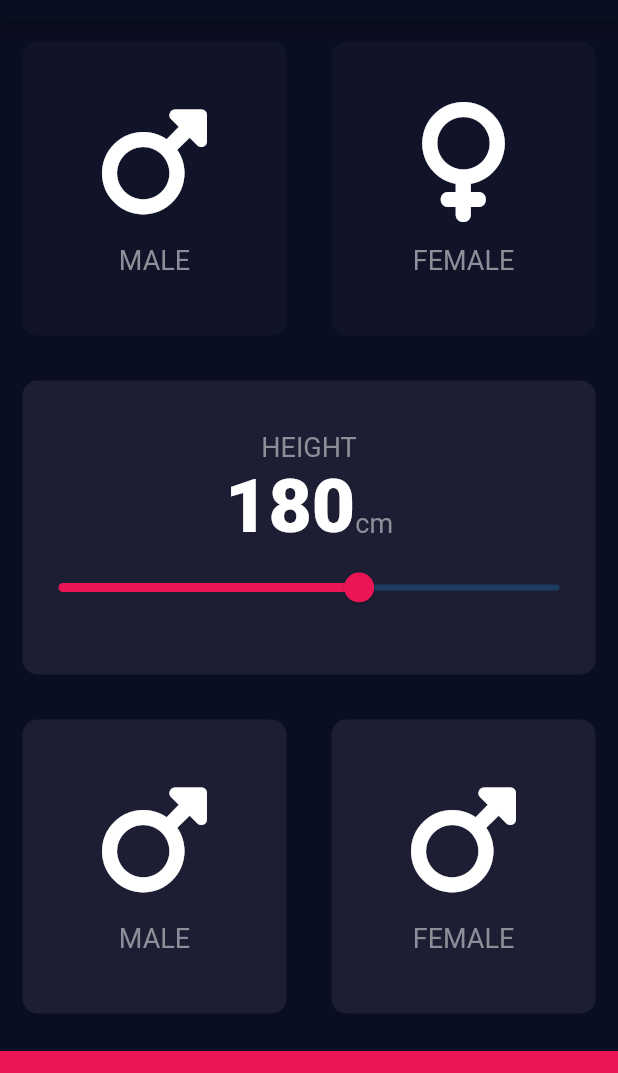
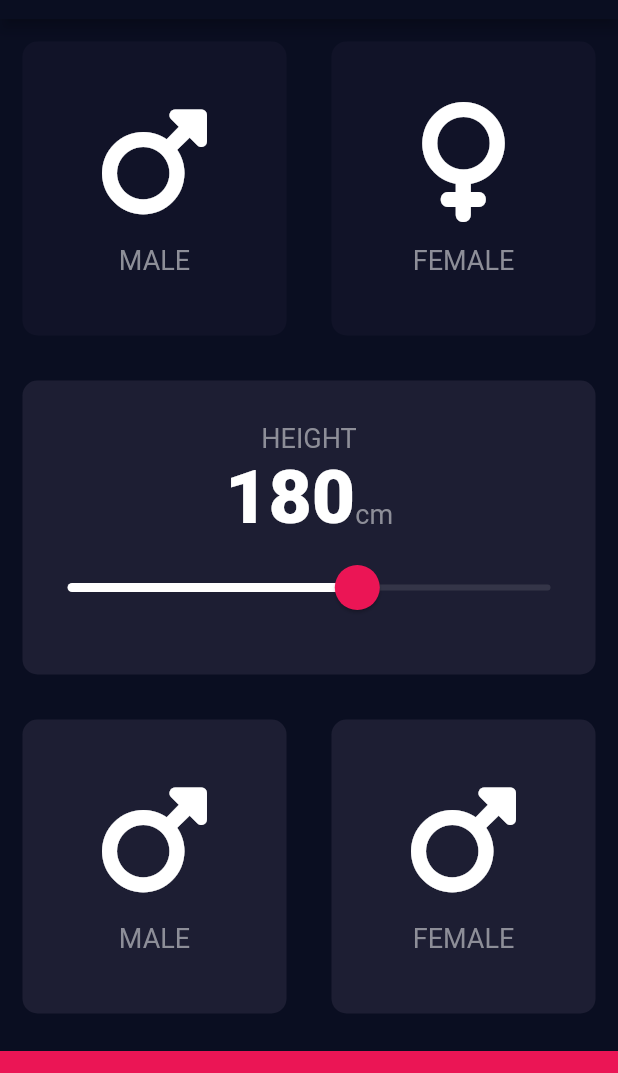
Before and after one commit to sinh3008/lab_07_bmi_caculator, a Flutter app: the screen it shows after launch, on a phone screen of 412 x 824 dp, the part 65-1138 px from its top. Run offline on Flutter 3.47's test engine with Material 2 defaults, Android fonts, the phone set to English and light mode, and no system bars; our stand-ins replace font_awesome_flutter.

Commit message:
widget slider tuy chinh

```diff
--- a/lib/screen/input_screen.dart
+++ b/lib/screen/input_screen.dart
@@ -88,16 +88,25 @@ class _InputPageState extends State<InputPage> {
                       ),
                     ],
                   ),
-                  Slider(
+                  SliderTheme(
+                    data: SliderTheme.of(context).copyWith(
+                      activeTrackColor: Colors.white,
+                      thumbColor: Color(0XFFEB1555),
+                      inactiveTrackColor: Colors.white10,
+                      overlayColor: Color(0X29EB1555),
+                      thumbShape: RoundSliderThumbShape(enabledThumbRadius: 15),
+                      overlayShape: RoundSliderOverlayShape(overlayRadius: 30),
+                    ),
+                    child: Slider(
                       value: height.toDouble(),
                       min: kSliderMin,
                       max: kSliderMax,
-                    activeColor: Color(0XFFEB1555),
                       onChanged: (double newValue) {
                         setState(() {
                           height = newValue.round();
                         });
                       },
+                    ),
                   ),
                 ],
               ),
```
Lines whose indentation alone changed are shown as unchanged.
